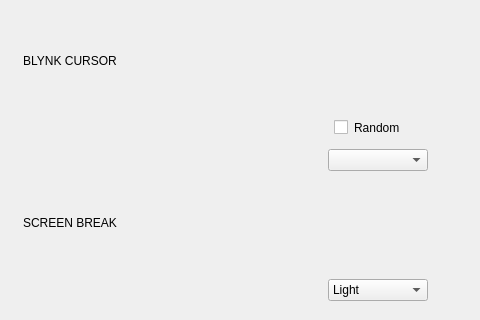
First picture: the form in blynk/blynkwindow.ui, repository flegall2014/Blynk, before the edit; both pictures show x 340 to 820 and y 155 to 475 of the 820 by 820 pixel window.
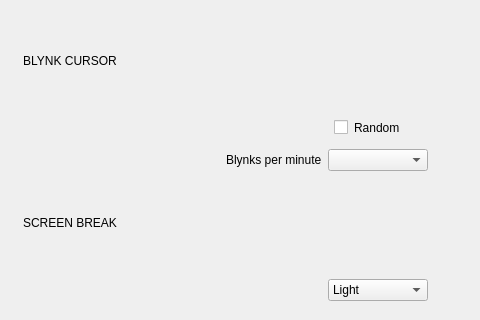
Second picture: the form after the edit. Icons and pictures are not drawn. Custom widgets are drawn as their Qt base class.

What changed in the file:
```diff
--- a/blynk/blynkwindow.ui
+++ b/blynk/blynkwindow.ui
@@ -480,6 +480,13 @@
        </property>
       </spacer>
      </item>
+     <item>
+      <widget class="QLabel" name="label_2">
+       <property name="text">
+        <string>Blynks per minute</string>
+       </property>
+      </widget>
+     </item>
      <item>
       <widget class="QComboBox" name="wBlynkPerMinuteValues">
        <property name="sizePolicy">
```
